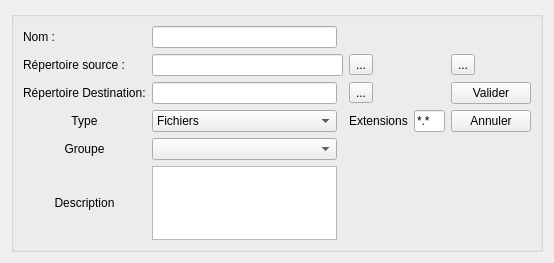
First picture: the form in sensor.ui, repository MaximeGeay/CruiseManager, before the edit.
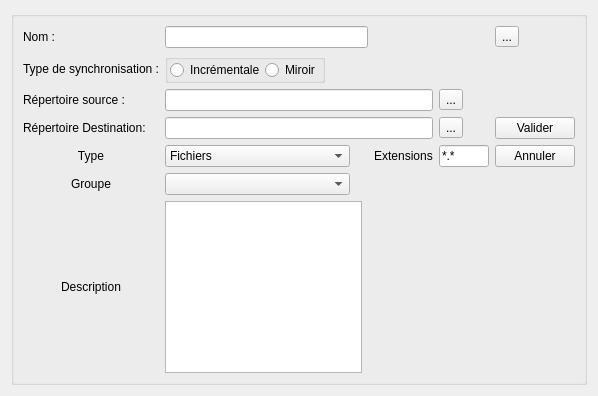
Second picture: the form after the edit. Icons and pictures are not drawn.

Commit message: CruiseManager 1.2 - Ajout de l'Option Incrémental/miroir sur les synchronisations - Ajout d'une sécurité lors des suppressions - Correction de bug sur les volumes de données à copier - Ajout de la possibilité de faire des sauvegardes externes - Ajout d'un fichier de profils sparés du fichiers Sippican

```diff
--- a/sensor.ui
+++ b/sensor.ui
@@ -6,78 +6,38 @@
    <rect>
     <x>0</x>
     <y>0</y>
-    <width>554</width>
-    <height>263</height>
+    <width>598</width>
+    <height>396</height>
    </rect>
   </property>
   <property name="windowTitle">
    <string>Form</string>
   </property>
   <layout class="QGridLayout" name="gridLayout_2">
-   <item row="0" column="0">
+   <item row="1" column="0">
     <widget class="QGroupBox" name="groupBox">
      <property name="title">
       <string/>
      </property>
      <layout class="QGridLayout" name="gridLayout">
-      <item row="2" column="0">
-       <widget class="QLabel" name="l_Dest">
-        <property name="text">
-         <string>Répertoire Destination:</string>
+      <item row="6" column="1">
+       <widget class="QComboBox" name="cb_Groupes">
+        <property name="maximumSize">
+         <size>
+          <width>185</width>
+          <height>16777215</height>
+         </size>
         </property>
        </widget>
       </item>
-      <item row="3" column="0">
-       <widget class="QLabel" name="l_Type">
-        <property name="text">
-         <string>Type</string>
-        </property>
-        <property name="alignment">
-         <set>Qt::AlignCenter</set>
-        </property>
-       </widget>
-      </item>
-      <item row="3" column="8">
+      <item row="5" column="5">
        <widget class="QPushButton" name="btn_Annuler">
         <property name="text">
          <string>Annuler</string>
         </property>
        </widget>
       </item>
-      <item row="1" column="1" colspan="2">
-       <widget class="QLineEdit" name="le_Source"/>
-      </item>
-      <item row="2" column="1">
-       <widget class="QLineEdit" name="le_Dest"/>
-      </item>
-      <item row="3" column="3">
-       <widget class="QLabel" name="l_Ext">
-        <property name="text">
-         <string>Extensions</string>
-        </property>
-        <property name="alignment">
-         <set>Qt::AlignCenter</set>
-        </property>
-       </widget>
-      </item>
-      <item row="2" column="3">
-       <widget class="QToolButton" name="btn_ParcDest">
-        <property name="text">
-         <string>...</string>
-        </property>
-       </widget>
-      </item>
-      <item row="4" column="1">
-       <widget class="QComboBox" name="cb_Groupes"/>
-      </item>
-      <item row="0" column="0">
-       <widget class="QLabel" name="label">
-        <property name="text">
-         <string>Nom :</string>
-        </property>
-       </widget>
-      </item>
-      <item row="4" column="0">
+      <item row="6" column="0">
        <widget class="QLabel" name="label_3">
         <property name="text">
          <string>Groupe</string>
@@ -87,34 +47,17 @@
         </property>
        </widget>
       </item>
-      <item row="3" column="5">
-       <widget class="QLineEdit" name="le_ext">
-        <property name="inputMask">
-         <string/>
+      <item row="7" column="1">
+       <widget class="QTextEdit" name="te_Desc">
+        <property name="minimumSize">
+         <size>
+          <width>185</width>
+          <height>71</height>
+         </size>
         </property>
-        <property name="text">
-         <string>*.*</string>
-        </property>
        </widget>
       </item>
-      <item row="2" column="8">
-       <widget class="QPushButton" name="btn_Valider">
-        <property name="text">
-         <string>Valider</string>
-        </property>
-       </widget>
-      </item>
-      <item row="1" column="3">
-       <widget class="QToolButton" name="btn_ParcSource">
-        <property name="text">
-         <string>...</string>
-        </property>
-       </widget>
-      </item>
-      <item row="0" column="1">
-       <widget class="QLineEdit" name="le_Name"/>
-      </item>
-      <item row="1" column="8">
+      <item row="0" column="5">
        <widget class="QToolButton" name="Btn_Modifier">
         <property name="text">
          <string>...</string>
@@ -138,15 +81,74 @@
         </property>
        </widget>
       </item>
-      <item row="1" column="0">
-       <widget class="QLabel" name="label_2">
+      <item row="4" column="5">
+       <widget class="QPushButton" name="btn_Valider">
         <property name="text">
-         <string>Répertoire source :</string>
+         <string>Valider</string>
         </property>
        </widget>
       </item>
-      <item row="3" column="1">
+      <item row="7" column="0">
+       <widget class="QLabel" name="label_4">
+        <property name="text">
+         <string>Description</string>
+        </property>
+        <property name="alignment">
+         <set>Qt::AlignCenter</set>
+        </property>
+       </widget>
+      </item>
+      <item row="2" column="0">
+       <widget class="QLabel" name="label_5">
+        <property name="text">
+         <string>Type de synchronisation :</string>
+        </property>
+        <property name="alignment">
+         <set>Qt::AlignLeading|Qt::AlignLeft|Qt::AlignVCenter</set>
+        </property>
+       </widget>
+      </item>
+      <item row="5" column="0">
+       <widget class="QLabel" name="l_Type">
+        <property name="text">
+         <string>Type</string>
+        </property>
+        <property name="alignment">
+         <set>Qt::AlignCenter</set>
+        </property>
+       </widget>
+      </item>
+      <item row="5" column="4">
+       <widget class="QLineEdit" name="le_ext">
+        <property name="maximumSize">
+         <size>
+          <width>139</width>
+          <height>16777215</height>
+         </size>
+        </property>
+        <property name="inputMask">
+         <string/>
+        </property>
+        <property name="text">
+         <string>*.*</string>
+        </property>
+       </widget>
+      </item>
+      <item row="0" column="0">
+       <widget class="QLabel" name="label">
+        <property name="text">
+         <string>Nom :</string>
+        </property>
+       </widget>
+      </item>
+      <item row="5" column="1">
        <widget class="QComboBox" name="cb_Type">
+        <property name="maximumSize">
+         <size>
+          <width>185</width>
+          <height>16777215</height>
+         </size>
+        </property>
         <item>
          <property name="text">
           <string>Fichiers</string>
@@ -159,26 +161,119 @@
         </item>
        </widget>
       </item>
-      <item row="5" column="1">
-       <widget class="QTextEdit" name="te_Desc">
-        <property name="minimumSize">
+      <item row="2" column="1" colspan="2">
+       <widget class="QGroupBox" name="groupBox_2">
+        <property name="maximumSize">
          <size>
-          <width>185</width>
-          <height>71</height>
+          <width>191</width>
+          <height>47</height>
          </size>
         </property>
+        <property name="title">
+         <string/>
+        </property>
+        <property name="alignment">
+         <set>Qt::AlignCenter</set>
+        </property>
+        <property name="flat">
+         <bool>false</bool>
+        </property>
+        <layout class="QHBoxLayout" name="horizontalLayout">
+         <property name="spacing">
+          <number>0</number>
+         </property>
+         <property name="sizeConstraint">
+          <enum>QLayout::SetFixedSize</enum>
+         </property>
+         <property name="leftMargin">
+          <number>2</number>
+         </property>
+         <property name="topMargin">
+          <number>0</number>
+         </property>
+         <property name="rightMargin">
+          <number>2</number>
+         </property>
+         <property name="bottomMargin">
+          <number>0</number>
+         </property>
+         <item>
+          <widget class="QRadioButton" name="rd_Increment">
+           <property name="text">
+            <string>Incrémentale</string>
+           </property>
+          </widget>
+         </item>
+         <item>
+          <widget class="QRadioButton" name="rd_Mirror">
+           <property name="sizePolicy">
+            <sizepolicy hsizetype="Fixed" vsizetype="Fixed">
+             <horstretch>0</horstretch>
+             <verstretch>0</verstretch>
+            </sizepolicy>
+           </property>
+           <property name="text">
+            <string>Miroir</string>
+           </property>
+          </widget>
+         </item>
+        </layout>
        </widget>
       </item>
-      <item row="5" column="0">
-       <widget class="QLabel" name="label_4">
+      <item row="4" column="4">
+       <widget class="QToolButton" name="btn_ParcDest">
         <property name="text">
-         <string>Description</string>
+         <string>...</string>
         </property>
+       </widget>
+      </item>
+      <item row="4" column="0">
+       <widget class="QLabel" name="l_Dest">
+        <property name="text">
+         <string>Répertoire Destination:</string>
+        </property>
+       </widget>
+      </item>
+      <item row="3" column="4">
+       <widget class="QToolButton" name="btn_ParcSource">
+        <property name="text">
+         <string>...</string>
+        </property>
+       </widget>
+      </item>
+      <item row="3" column="1" colspan="3">
+       <widget class="QLineEdit" name="le_Source"/>
+      </item>
+      <item row="0" column="1" colspan="2">
+       <widget class="QLineEdit" name="le_Name">
+        <property name="maximumSize">
+         <size>
+          <width>252</width>
+          <height>24</height>
+         </size>
+        </property>
+       </widget>
+      </item>
+      <item row="5" column="3">
+       <widget class="QLabel" name="l_Ext">
+        <property name="text">
+         <string>Extensions</string>
+        </property>
         <property name="alignment">
          <set>Qt::AlignCenter</set>
         </property>
        </widget>
       </item>
+      <item row="4" column="1" colspan="3">
+       <widget class="QLineEdit" name="le_Dest"/>
+      </item>
+      <item row="3" column="0">
+       <widget class="QLabel" name="label_2">
+        <property name="text">
+         <string>Répertoire source :</string>
+        </property>
+       </widget>
+      </item>
      </layout>
     </widget>
    </item>
```
Left out of the diff: 5 changed lines with no effect on the pictures. The commit also changes 7 other files.
